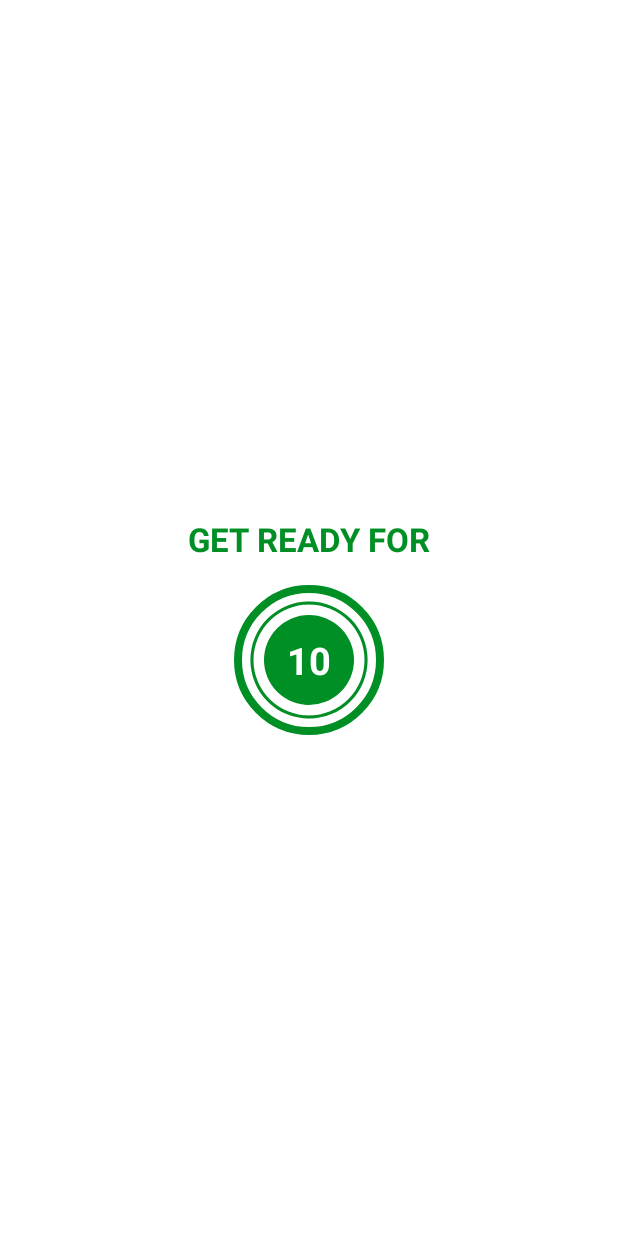
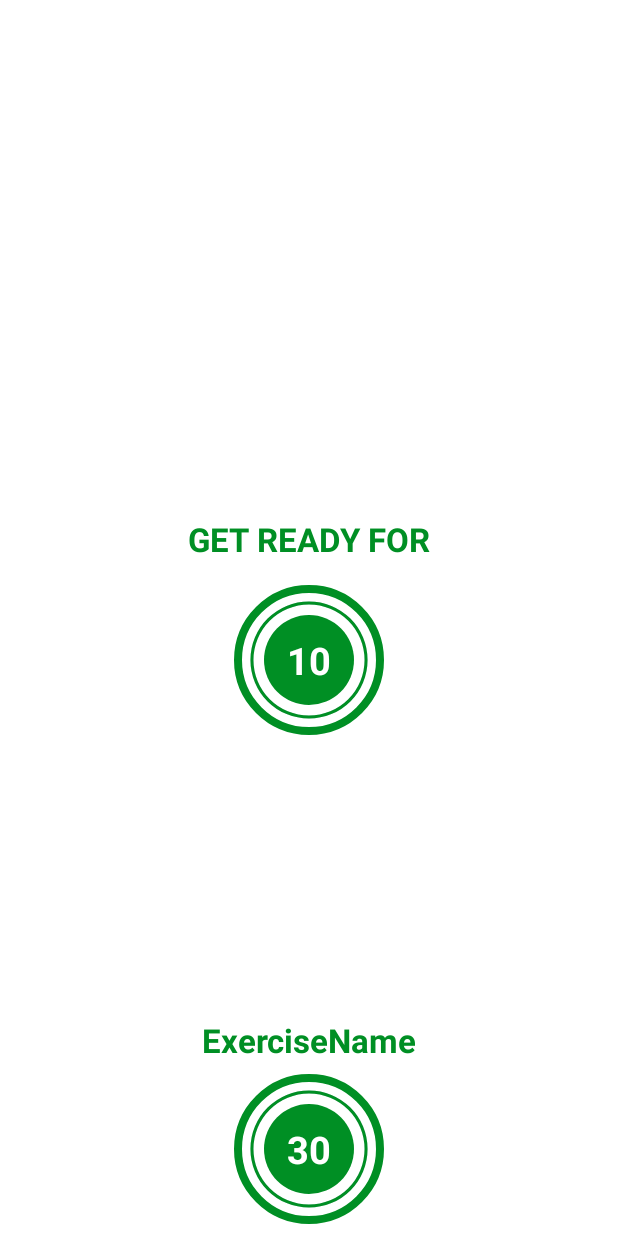
Before and after one commit to anhviethy/7MinWorkout, an Android app: the layout activity_exercise.xml on its own in the app's theme, with its tools: preview values and no code run, on a phone screen of 412 x 824 dp. Run offline under Robolectric (Android 15) with nearby library versions, the phone set to English and light mode, and no system bars.

Commit message:
Add image and name of each exercise and move timer exercise to the bottom

```diff
--- a/app/src/main/res/layout/activity_exercise.xml
+++ b/app/src/main/res/layout/activity_exercise.xml
@@ -12,48 +12,47 @@
         android:layout_height="?android:attr/actionBarSize"
         android:background="@color/white"
         android:theme="@style/ToolbarTheme"
-        app:titleTextColor="@color/colorPrimary"
+        app:layout_constraintEnd_toEndOf="parent"
         app:layout_constraintStart_toStartOf="parent"
-        app:layout_constraintEnd_toEndOf="parent"
         app:layout_constraintTop_toTopOf="parent"
-        />
+        app:titleTextColor="@color/colorPrimary" />
 
     <TextView
         android:id="@+id/tvTitle"
         android:layout_width="wrap_content"
         android:layout_height="wrap_content"
+        android:layout_marginBottom="16dp"
         android:text="GET READY FOR"
+        android:textColor="@color/colorAccent"
+        android:textSize="@dimen/default_text_size"
         android:textStyle="bold"
-        android:layout_marginBottom="16dp"
-        android:textSize="@dimen/default_text_size"
-        android:textColor="@color/colorAccent"
-        app:layout_constraintStart_toStartOf="parent"
+        app:layout_constraintBottom_toTopOf="@id/flRestView"
         app:layout_constraintEnd_toEndOf="parent"
-        app:layout_constraintBottom_toTopOf="@id/flProgressBar"/>
+        app:layout_constraintStart_toStartOf="parent" />
 
 
     <FrameLayout
-        android:id="@+id/flProgressBar"
+        android:id="@+id/flRestView"
         android:layout_width="100dp"
         android:layout_height="100dp"
         android:background="@drawable/start_border"
         app:layout_constraintBottom_toBottomOf="parent"
+        app:layout_constraintEnd_toEndOf="parent"
         app:layout_constraintStart_toStartOf="parent"
-        app:layout_constraintEnd_toEndOf="parent"
         app:layout_constraintTop_toBottomOf="@+id/toolBarExercise">
 
         <ProgressBar
             android:id="@+id/progressBar"
             style="?android:attr/progressBarStyleHorizontal"
             android:layout_width="100dp"
-            android:background="@drawable/circular_progress_bar_ready_grey"
-            android:progressDrawable="@drawable/circular_progress_bar_ready"
-            android:indeterminate="false"
             android:layout_height="100dp"
             android:layout_gravity="center"
+            android:background="@drawable/circular_progress_bar_ready_grey"
+            android:indeterminate="false"
             android:max="10"
             android:progress="10"
-            android:rotation="-90"/>
+            android:progressDrawable="@drawable/circular_progress_bar_ready"
+            android:rotation="-90" />
 
         <LinearLayout
             android:layout_width="60dp"
@@ -64,15 +63,41 @@
 
             <TextView
                 android:id="@+id/tvTimer"
+                android:layout_width="wrap_content"
+                android:layout_height="wrap_content"
+                android:text="10"
                 android:textColor="#FFFFFF"
-                android:text="10"
                 android:textSize="25dp"
-                android:textStyle="bold"
-                android:layout_width="wrap_content"
-                android:layout_height="wrap_content"/>
+                android:textStyle="bold" />
         </LinearLayout>
 
     </FrameLayout>
+
+    <ImageView
+        android:id="@+id/ivExercise"
+        android:layout_width="match_parent"
+        android:layout_height="0dp"
+        android:scaleType="fitXY"
+        android:src="@drawable/ic_jumping_jacks"
+        android:visibility="invisible"
+        app:layout_constraintBottom_toTopOf="@id/tvExercise"
+        app:layout_constraintTop_toBottomOf="@id/toolBarExercise" />
+
+    <TextView
+        android:id="@+id/tvExercise"
+        android:layout_width="wrap_content"
+        android:layout_height="wrap_content"
+        android:text="ExerciseName"
+        android:textSize="22sp"
+        android:textStyle="bold"
+        android:textColor="@color/colorAccent"
+        android:visibility="gone"
+        android:layout_marginBottom="8dp"
+        app:layout_constraintEnd_toEndOf="parent"
+        app:layout_constraintStart_toStartOf="parent"
+        app:layout_constraintTop_toBottomOf="@id/ivExercise"
+        app:layout_constraintBottom_toTopOf="@id/flExercise"
+        tools:visibility="visible" />
 
     <FrameLayout
         android:id="@+id/flExercise"
@@ -80,24 +105,25 @@
         android:layout_height="100dp"
         android:background="@drawable/start_border"
         android:visibility="gone"
-        tools:visibility="invisible"
         app:layout_constraintBottom_toBottomOf="parent"
+        app:layout_constraintEnd_toEndOf="parent"
         app:layout_constraintStart_toStartOf="parent"
-        app:layout_constraintEnd_toEndOf="parent"
-        app:layout_constraintTop_toBottomOf="@+id/toolBarExercise">
+        app:layout_constraintTop_toBottomOf="@+id/tvExercise"
+        android:layout_marginBottom="8dp"
+        tools:visibility="visible">
 
         <ProgressBar
             android:id="@+id/exerciseProgressBar"
             style="?android:attr/progressBarStyleHorizontal"
             android:layout_width="100dp"
-            android:background="@drawable/circular_progress_bar_ready_grey"
-            android:progressDrawable="@drawable/circular_progress_bar_ready"
-            android:indeterminate="false"
             android:layout_height="100dp"
             android:layout_gravity="center"
+            android:background="@drawable/circular_progress_bar_ready_grey"
+            android:indeterminate="false"
             android:max="30"
             android:progress="30"
-            android:rotation="-90"/>
+            android:progressDrawable="@drawable/circular_progress_bar_ready"
+            android:rotation="-90" />
 
         <LinearLayout
             android:layout_width="60dp"
@@ -107,18 +133,16 @@
             android:gravity="center">
 
             <TextView
-                android:id="@+id/tvExercise"
+                android:id="@+id/tvTimerExercise"
+                android:layout_width="wrap_content"
+                android:layout_height="wrap_content"
+                android:text="30"
                 android:textColor="#FFFFFF"
-                android:text="30"
                 android:textSize="25dp"
-                android:textStyle="bold"
-                android:layout_width="wrap_content"
-                android:layout_height="wrap_content"/>
+                android:textStyle="bold" />
         </LinearLayout>
 
     </FrameLayout>
 
 
-
-
 </androidx.constraintlayout.widget.ConstraintLayout>
```
Also changed, not shown: app/src/main/java/com/via/a7minworkout/ExerciseActivity.kt (+25 -9 lines).
